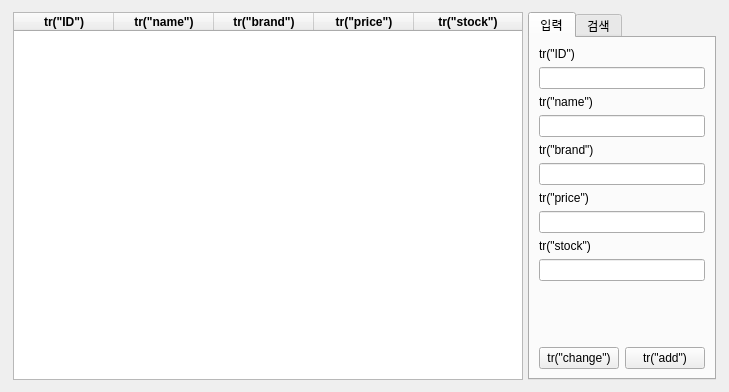
Above: CustomerProduct2Project/productmanager.ui from SaintMonguss/Qt before the change. Below: the same form after it.
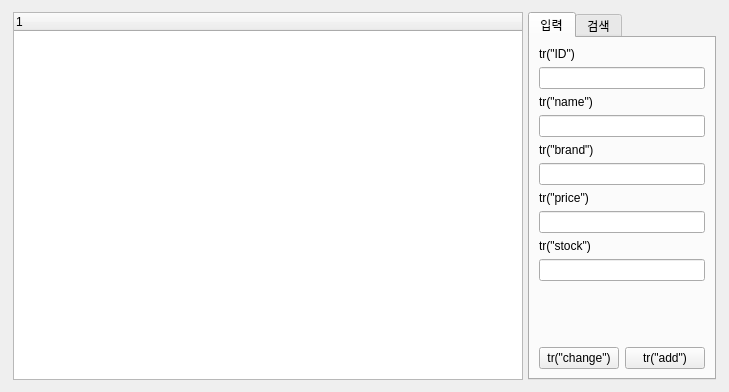
That is the form after the change.

Diff of the .ui file:
```diff
--- a/CustomerProduct2Project/productmanager.ui
+++ b/CustomerProduct2Project/productmanager.ui
@@ -32,67 +32,10 @@
       <number>1</number>
      </property>
      <item>
-      <widget class="QTableWidget" name="tableWidget_2">
-       <attribute name="horizontalHeaderCascadingSectionResizes">
-        <bool>false</bool>
-       </attribute>
-       <attribute name="horizontalHeaderShowSortIndicator" stdset="0">
-        <bool>false</bool>
-       </attribute>
-       <attribute name="horizontalHeaderStretchLastSection">
-        <bool>true</bool>
-       </attribute>
-       <attribute name="verticalHeaderCascadingSectionResizes">
-        <bool>false</bool>
-       </attribute>
+      <widget class="QTreeWidget" name="treeWidget_2">
        <column>
         <property name="text">
-         <string>tr(&quot;ID&quot;)</string>
-        </property>
-        <property name="font">
-         <font>
-          <bold>true</bold>
-         </font>
-        </property>
-       </column>
-       <column>
-        <property name="text">
-         <string>tr(&quot;name&quot;)</string>
-        </property>
-        <property name="font">
-         <font>
-          <bold>true</bold>
-         </font>
-        </property>
-       </column>
-       <column>
-        <property name="text">
-         <string>tr(&quot;brand&quot;)</string>
-        </property>
-        <property name="font">
-         <font>
-          <bold>true</bold>
-         </font>
-        </property>
-       </column>
-       <column>
-        <property name="text">
-         <string>tr(&quot;price&quot;)</string>
-        </property>
-        <property name="font">
-         <font>
-          <bold>true</bold>
-         </font>
-        </property>
-       </column>
-       <column>
-        <property name="text">
-         <string>tr(&quot;stock&quot;)</string>
-        </property>
-        <property name="font">
-         <font>
-          <bold>true</bold>
-         </font>
+         <string notr="true">1</string>
         </property>
        </column>
       </widget>
```
